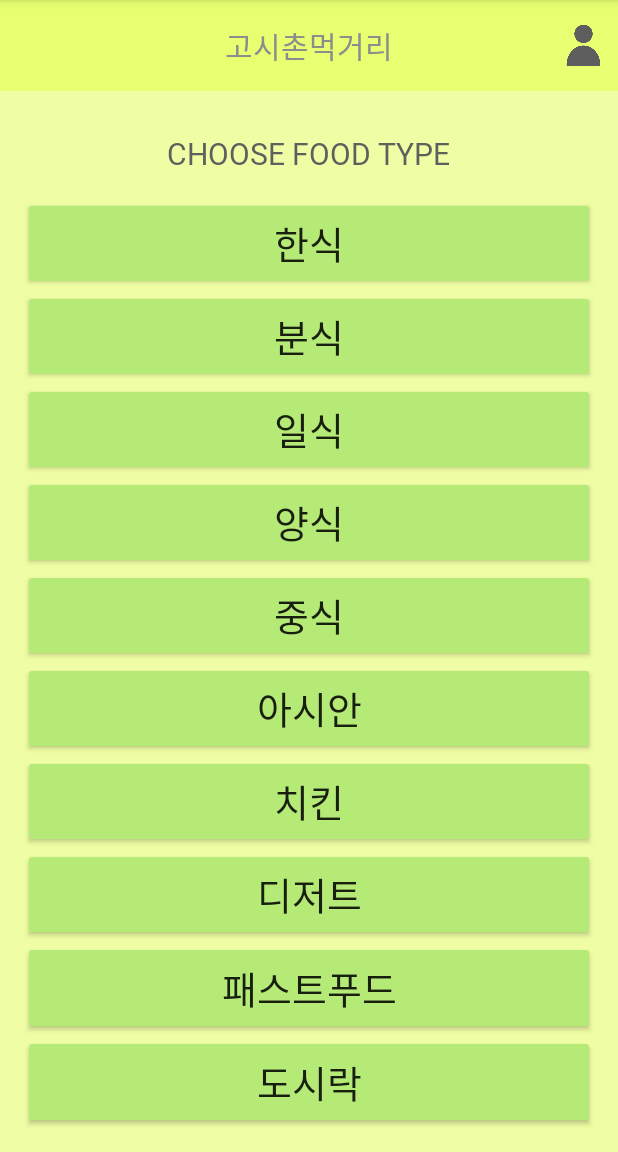
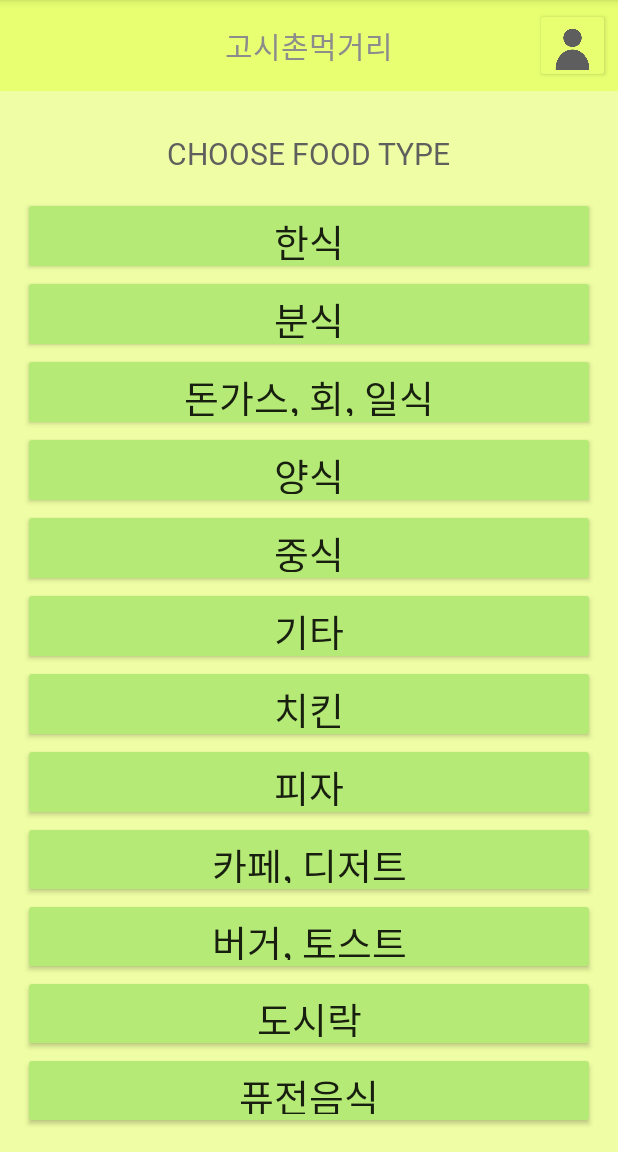
Before and after one commit to c04nh/Android_Project, an Android app: the Layout1 screen opened directly, with no data from a screen before it, on a phone screen of 412 x 824 dp, the part 84-1236 px from its top. Run offline under Robolectric (Android 15) with nearby library versions, the phone set to English and light mode, and no system bars.

Commit message:
Edit layout1, korean commit

```diff
--- a/app/src/main/AndroidManifest.xml
+++ b/app/src/main/AndroidManifest.xml
@@ -9,7 +9,8 @@
         android:roundIcon="@mipmap/ic_launcher_round"
         android:supportsRtl="true"
         android:theme="@style/Theme.Android_Project">
-        <activity android:name=".Layout1"></activity>
+        <activity android:name=".Korean"></activity>
+        <activity android:name=".Layout1" />
         <activity android:name=".MainActivity">
             <intent-filter>
                 <action android:name="android.intent.action.MAIN" />
--- a/app/src/main/java/kr/hs/emirim/w2038/android_project/Layout1.java
+++ b/app/src/main/java/kr/hs/emirim/w2038/android_project/Layout1.java
@@ -2,23 +2,36 @@ package kr.hs.emirim.w2038.android_project;
 
 import androidx.appcompat.app.AppCompatActivity;
 
+import android.content.Intent;
 import android.os.Bundle;
+import android.view.View;
 import android.widget.Button;
 
 public class Layout1 extends AppCompatActivity {
-    Button korean, snack, japanese, chinese, western, asian, chicken, dessert, fastfood, lunchbox;
+    Button korean, snack, japanese, chinese, western, etc, chicken, pizza, dessert, fastfood, lunchbox, fusion;
     @Override
     protected void onCreate(Bundle savedInstanceState) {
         super.onCreate(savedInstanceState);
         setContentView(R.layout.activity_layout1);
         korean = findViewById(R.id.korean);
+        snack = findViewById(R.id.snack);
         japanese = findViewById(R.id.japanese);
         chinese = findViewById(R.id.chinese);
         western = findViewById(R.id.western);
-        asian = findViewById(R.id.asian);
+        etc = findViewById(R.id.etc);
         chicken = findViewById(R.id.chicken);
+        pizza = findViewById(R.id.pizza);
         dessert = findViewById(R.id.dessert);
         fastfood = findViewById(R.id.fastfood);
         lunchbox = findViewById(R.id.lunchbox);
+        fusion = findViewById(R.id.fusion);
+
+        korean.setOnClickListener(new View.OnClickListener() {
+            @Override
+            public void onClick(View v) {
+                Intent intent = new Intent(Layout1.this, Korean.class);
+                startActivity(intent);
+            }
+        });
     }
 }
--- /dev/null
+++ b/app/src/main/res/drawable/imagesize.xml
@@ -0,0 +1,7 @@
+<?xml version="1.0" encoding="utf-8"?>
+<layer-list xmlns:android="http://schemas.android.com/apk/res/android">
+    <item
+        android:drawable="@drawable/account"
+        android:width="35dp"
+        android:height="35dp"/>
+</layer-list>
--- a/app/src/main/res/layout/activity_layout1.xml
+++ b/app/src/main/res/layout/activity_layout1.xml
@@ -17,14 +17,15 @@
             android:padding="15dp"
             android:layout_centerHorizontal="true"
             android:textSize="20dp"/>
-        <ImageView
+        <Button
             android:id="@+id/account"
-            android:layout_width="35dp"
-            android:layout_height="35dp"
+            android:layout_width="50dp"
+            android:layout_height="50dp"
             android:layout_alignParentRight="true"
             android:layout_centerVertical="true"
             android:layout_marginRight="5dp"
-            android:src="@drawable/account"/>
+            android:backgroundTint="#E7FF71"
+            android:drawableTop="@drawable/imagesize"/>
     </RelativeLayout>
     <TextView
         android:layout_width="wrap_content"
@@ -87,7 +88,7 @@
             android:backgroundTint="#B5EA77"
             android:layout_weight="1"/>
         <Button
-            android:id="@+id/asian"
+            android:id="@+id/etc"
             android:layout_width="match_parent"
             android:layout_height="wrap_content"
             android:text="@string/f6"
@@ -100,6 +101,15 @@
             android:layout_width="match_parent"
             android:layout_height="wrap_content"
             android:text="@string/f7"
+            android:fontFamily="@font/typo_ssangmundongb"
+            android:textSize="25dp"
+            android:backgroundTint="#B5EA77"
+            android:layout_weight="1"/>
+        <Button
+            android:id="@+id/pizza"
+            android:layout_width="match_parent"
+            android:layout_height="wrap_content"
+            android:text="@string/f12"
             android:fontFamily="@font/typo_ssangmundongb"
             android:textSize="25dp"
             android:backgroundTint="#B5EA77"
@@ -131,5 +141,14 @@
             android:textSize="25dp"
             android:backgroundTint="#B5EA77"
             android:layout_weight="1"/>
+        <Button
+            android:id="@+id/fusion"
+            android:layout_width="match_parent"
+            android:layout_height="wrap_content"
+            android:text="@string/f11"
+            android:fontFamily="@font/typo_ssangmundongb"
+            android:textSize="25dp"
+            android:backgroundTint="#B5EA77"
+            android:layout_weight="1"/>
     </LinearLayout>
 </LinearLayout>
--- a/app/src/main/res/values/strings.xml
+++ b/app/src/main/res/values/strings.xml
@@ -3,12 +3,14 @@
     <string name="layout1_title">CHOOSE FOOD TYPE</string>
     <string name="f1">한식</string>
     <string name="f2">분식</string>
-    <string name="f3">일식</string>
+    <string name="f3">돈가스, 회, 일식</string>
     <string name="f4">양식</string>
     <string name="f5">중식</string>
-    <string name="f6">아시안</string>
+    <string name="f6">기타</string>
     <string name="f7">치킨</string>
-    <string name="f8">디저트</string>
-    <string name="f9">패스트푸드</string>
+    <string name="f8">카페, 디저트</string>
+    <string name="f9">버거, 토스트</string>
     <string name="f10">도시락</string>
+    <string name="f11">퓨전음식</string>
+    <string name="f12">피자</string>
 </resources>
```
Also changed, not shown: app/src/main/java/kr/hs/emirim/w2038/android_project/Korean.java (added, +27 -0 lines), app/src/main/res/layout/activity_korean.xml (added, +52 -0 lines).
